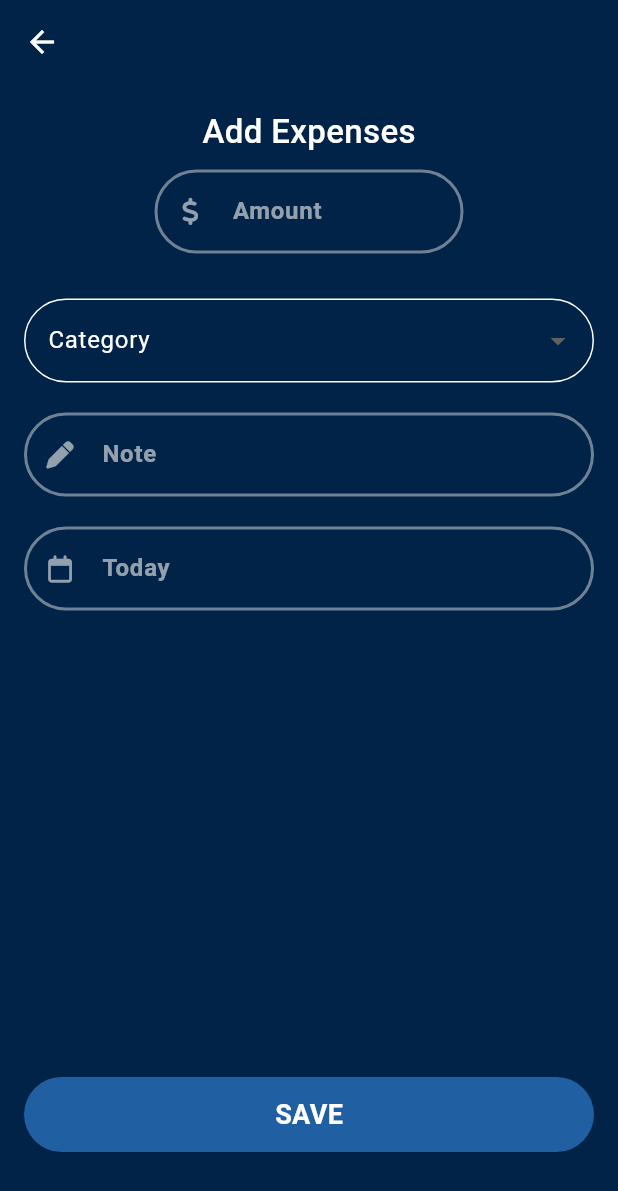
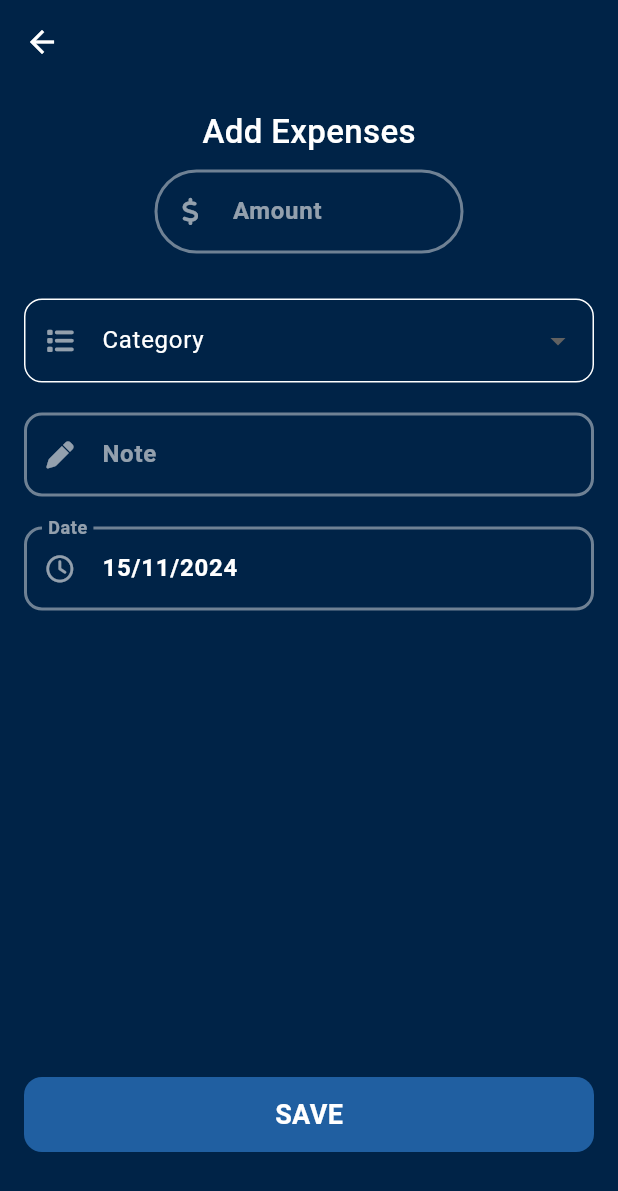
Before and after one commit to R-salton/expense_tracker, a Flutter app: the AddExpensesScreen screen opened directly, on a phone screen of 412 x 824 dp. Shown: the top 1191 px of the screen. Run offline on Flutter 3.47's test engine with Material 3 defaults, Android fonts, the phone set to English and light mode, and no system bars; our stand-ins replace fl_chart, font_awesome_flutter, line_icons.

Commit message:
Add Expense

```diff
--- a/lib/app_view.dart
+++ b/lib/app_view.dart
@@ -16,7 +16,9 @@ class MyAppView extends StatelessWidget {
             onSurface: Colors.black,
             primary: Color(0xFFe7f3ff),
             secondary: Color(0xFF205fa1),
-            tertiary: Color(0xFF82bbf6)),
+            tertiary: Color(0xFF82bbf6),
+
+            ),
       ),
       home: HomeScreen(),
     );
--- a/lib/screens/add_expense/views/add_expenses.dart
+++ b/lib/screens/add_expense/views/add_expenses.dart
@@ -1,9 +1,28 @@
 import 'package:expense_tracker/components/constants.dart';
 import 'package:flutter/material.dart';
 import 'package:font_awesome_flutter/font_awesome_flutter.dart';
+import 'package:intl/intl.dart';
 
-class AddExpensesScreen extends StatelessWidget {
+class AddExpensesScreen extends StatefulWidget {
   const AddExpensesScreen({super.key});
+
+  @override
+  State<AddExpensesScreen> createState() => _AddExpensesScreenState();
+}
+
+class _AddExpensesScreenState extends State<AddExpensesScreen> {
+  TextEditingController expenseAmountController = TextEditingController();
+  String? selectedCategory;
+  TextEditingController expenseNoteController = TextEditingController();
+  TextEditingController expenseDateController = TextEditingController();
+  DateTime selectedDate = DateTime.now();
+
+  @override
+  void initState() {
+    expenseDateController.text =
+        DateFormat('dd/MM/yyyy').format(DateTime.now());
+    super.initState();
+  }
 
   @override
   Widget build(BuildContext context) {
@@ -44,16 +63,42 @@ class AddExpensesScreen extends StatelessWidget {
                   ),
                   SizedBox(
                     width: MediaQuery.of(context).size.width * 0.5,
-                    child: CustomInputField(
-                      prefixIcon: FontAwesomeIcons.dollarSign,
-                      labelText: "Amount",
+                    child: TextField(
+                      controller: expenseAmountController,
+                      decoration: InputDecoration(
+                          prefixIcon: Icon(
+                            FontAwesomeIcons.dollarSign,
+                            size: 18,
+                            color: const Color(0x9EEEECEC),
+                          ),
+                          labelText: "Amount",
+                          labelStyle: TextStyle(
+                              color: const Color(0x9EEEECEC),
+                              fontSize: 16,
+                              fontWeight: FontWeight.bold),
+                          enabledBorder: OutlineInputBorder(
+                            borderSide: BorderSide(
+                                color: const Color(0x78EBEBEB), width: 2.0),
+                            borderRadius: BorderRadius.circular(30.0),
+                          ),
+                          border: OutlineInputBorder(
+                            borderRadius: BorderRadius.circular(30),
+                            borderSide: BorderSide(
+                              color: Colors.white,
+                            ),
+                          )),
                     ),
                   ),
                   SizedBox(
                     height: 30,
                   ),
                   DropdownButtonFormField<String>(
-                    onChanged: (value) {},
+                    value: selectedCategory,
+                    onChanged: (value) {
+                      setState(() {
+                        selectedCategory = value;
+                      });
+                    },
                     items: categories.map((String category) {
                       return DropdownMenuItem<String>(
                         value: category,
@@ -65,15 +110,20 @@ class AddExpensesScreen extends StatelessWidget {
                       );
                     }).toList(),
                     decoration: InputDecoration(
+                      prefixIcon: Icon(
+                        FontAwesomeIcons.list,
+                        size: 18,
+                        color: const Color(0x9EEEECEC),
+                      ),
                       labelText: 'Category',
                       labelStyle: TextStyle(color: Colors.white),
                       enabledBorder: OutlineInputBorder(
                         borderSide: BorderSide(color: Colors.white),
-                        borderRadius: BorderRadius.circular(30.0),
+                        borderRadius: BorderRadius.circular(12.0),
                       ),
                       border: OutlineInputBorder(
                         borderRadius: BorderRadius.all(
-                          Radius.circular(30),
+                          Radius.circular(12.0),
                         ),
                       ),
                     ),
@@ -81,16 +131,101 @@ class AddExpensesScreen extends StatelessWidget {
                   SizedBox(
                     height: 20,
                   ),
-                  CustomInputField(
-                    prefixIcon: FontAwesomeIcons.pen,
-                    labelText: "Note",
+                  TextField(
+                    controller: expenseNoteController,
+                    decoration: InputDecoration(
+                        prefixIcon: Icon(
+                          FontAwesomeIcons.pen,
+                          size: 18,
+                          color: const Color(0x9EEEECEC),
+                        ),
+                        labelText: "Note",
+                        labelStyle: TextStyle(
+                            color: const Color(0x9EEEECEC),
+                            fontSize: 16,
+                            fontWeight: FontWeight.bold),
+                        enabledBorder: OutlineInputBorder(
+                          borderSide: BorderSide(
+                              color: const Color(0x78EBEBEB), width: 2.0),
+                          borderRadius: BorderRadius.circular(12.0),
+                        ),
+                        border: OutlineInputBorder(
+                          borderRadius: BorderRadius.circular(12.0),
+                          borderSide: BorderSide(
+                            color: Colors.white,
+                          ),
+                        )),
                   ),
                   SizedBox(
                     height: 20,
                   ),
-                  CustomInputField(
-                    prefixIcon: FontAwesomeIcons.calendar,
-                    labelText: "Today",
+                  TextField(
+                    style: TextStyle(
+                        color: Colors.white,
+                        fontSize: 16,
+                        fontWeight: FontWeight.bold),
+                    controller: expenseDateController,
+                    readOnly: true,
+                    onTap: () async {
+                      DateTime? newDate = await showDatePicker(
+                          context: context,
+                          initialDate: selectedDate,
+                          firstDate: DateTime(1990),
+                          lastDate: DateTime(2027),
+                          builder: (BuildContext context, Widget? child) {
+                            return Theme(
+                              data: ThemeData.light().copyWith(
+                                primaryColor: kTextColor, // Header color
+                                colorScheme: ColorScheme.light(
+                                  primary:
+                                      Colors.blue, // Header background color
+                                  onPrimary: kTextColor, // Header text color
+                                  onSurface: kTextColor, // Dates text color
+                                ),
+                                textTheme: TextTheme(
+                                  bodyMedium: TextStyle(
+                                      color:
+                                          kLightBlueColor), // Dates text color
+                                ),
+                                dialogBackgroundColor: Colors
+                                    .black, // Background color of the dialog
+                              ),
+                              child: child!,
+                            );
+                          });
+
+                      if (newDate != null) {
+                        setState(
+                          () {
+                            expenseDateController.text =
+                                DateFormat("dd/MM/yyyy").format(newDate);
+                            selectedDate = newDate;
+                          },
+                        );
+                      }
+                    },
+                    decoration: InputDecoration(
+                        prefixIcon: Icon(
+                          FontAwesomeIcons.clock,
+                          size: 18,
+                          color: const Color(0x9EEEECEC),
+                        ),
+                        labelText: "Date",
+                        labelStyle: TextStyle(
+                            color: const Color(0x9EEEECEC),
+                            fontSize: 16,
+                            fontWeight: FontWeight.bold),
+                        enabledBorder: OutlineInputBorder(
+                          borderSide: BorderSide(
+                              color: const Color(0x78EBEBEB), width: 2.0),
+                          borderRadius: BorderRadius.circular(12.0),
+                        ),
+                        border: OutlineInputBorder(
+                          borderRadius: BorderRadius.circular(12),
+                          borderSide: BorderSide(
+                            color: Colors.white,
+                          ),
+                        )),
                   ),
                 ],
               ),
@@ -100,7 +235,7 @@ class AddExpensesScreen extends StatelessWidget {
                 width: double.infinity,
                 decoration: BoxDecoration(
                   color: kLightBlueColor,
-                  borderRadius: BorderRadius.circular(30),
+                  borderRadius: BorderRadius.circular(12.0),
                 ),
                 child: Center(
                   child: Text(
@@ -119,43 +254,3 @@ class AddExpensesScreen extends StatelessWidget {
     );
   }
 }
-
-class CustomInputField extends StatelessWidget {
-  final String? hintText;
-  final String? labelText;
-  final IconData? prefixIcon;
-
-  const CustomInputField({
-    super.key,
-    this.hintText,
-    this.labelText,
-    this.prefixIcon,
-  });
-
-  @override
-  Widget build(BuildContext context) {
-    return TextField(
-      decoration: InputDecoration(
-          prefixIcon: Icon(
-            prefixIcon,
-            size: 18,
-            color: const Color(0x9EEEECEC),
-          ),
-          labelText: labelText,
-          labelStyle: TextStyle(
-              color: const Color(0x9EEEECEC),
-              fontSize: 16,
-              fontWeight: FontWeight.bold),
-          enabledBorder: OutlineInputBorder(
-            borderSide: BorderSide(color: const Color(0x78EBEBEB), width: 2.0),
-            borderRadius: BorderRadius.circular(30.0),
-          ),
-          border: OutlineInputBorder(
-            borderRadius: BorderRadius.circular(30),
-            borderSide: BorderSide(
-              color: Colors.white,
-            ),
-          )),
-    );
-  }
-}
--- a/pubspec.yaml
+++ b/pubspec.yaml
@@ -34,6 +34,7 @@ dependencies:
     sdk: flutter
   font_awesome_flutter: ^10.8.0
   icon_craft: ^0.1.0+3
+  intl: ^0.20.0
   line_icons: ^2.0.3
   persistent_bottom_nav_bar_v2: ^5.3.1
   simple_icons: ^10.1.3
```
Also changed, not shown: pubspec.lock.
